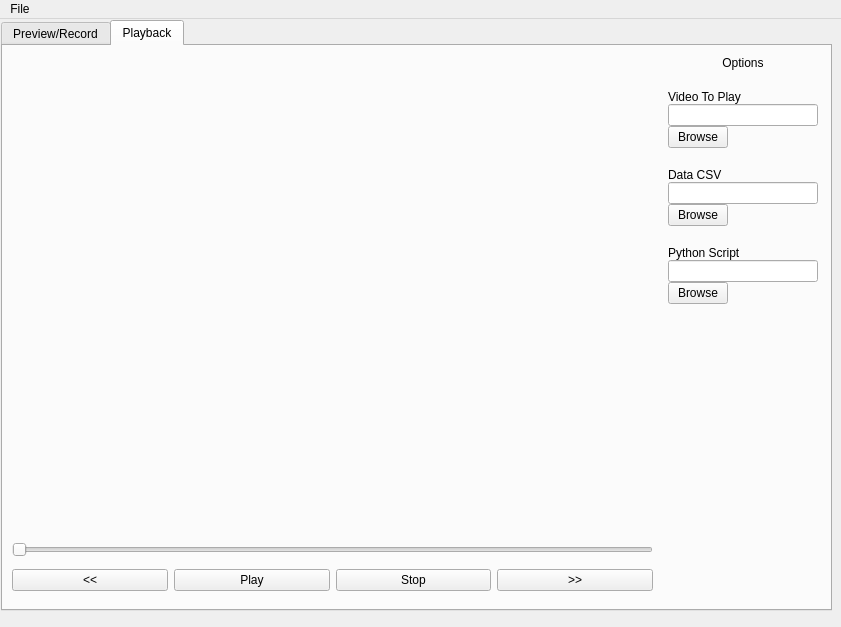
ys9/Singular-Software-for-Mice-Tracking, file LitLimeMiceTracking/MainWindow.ui: the form before one commit.
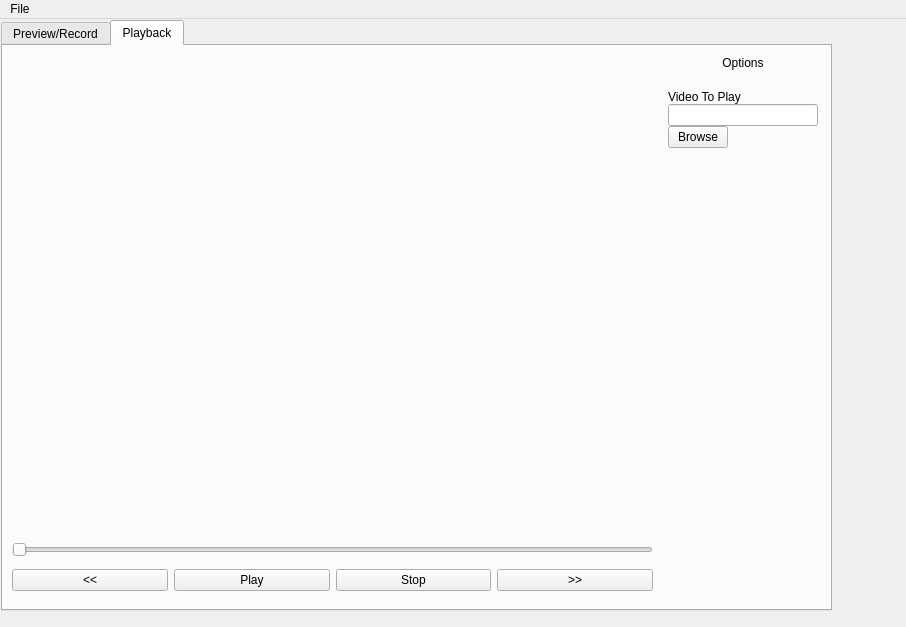
The form after the commit. The open tabs and pages were chosen to show the change.

Diff of the .ui file:
```diff
--- a/LitLimeMiceTracking/MainWindow.ui
+++ b/LitLimeMiceTracking/MainWindow.ui
@@ -6,7 +6,7 @@
    <rect>
     <x>0</x>
     <y>0</y>
-    <width>841</width>
+    <width>906</width>
     <height>627</height>
    </rect>
   </property>
@@ -296,90 +296,6 @@
          </property>
         </widget>
        </item>
-       <item>
-        <spacer name="verticalSpacer_5">
-         <property name="orientation">
-          <enum>Qt::Vertical</enum>
-         </property>
-         <property name="sizeType">
-          <enum>QSizePolicy::Fixed</enum>
-         </property>
-         <property name="sizeHint" stdset="0">
-          <size>
-           <width>20</width>
-           <height>20</height>
-          </size>
-         </property>
-        </spacer>
-       </item>
-       <item>
-        <widget class="QLabel" name="DataInputLabel">
-         <property name="text">
-          <string>Data CSV</string>
-         </property>
-        </widget>
-       </item>
-       <item>
-        <widget class="QLineEdit" name="DataInputPath"/>
-       </item>
-       <item>
-        <widget class="QPushButton" name="PB_BrowseButtonTwo">
-         <property name="maximumSize">
-          <size>
-           <width>60</width>
-           <height>16777215</height>
-          </size>
-         </property>
-         <property name="layoutDirection">
-          <enum>Qt::LeftToRight</enum>
-         </property>
-         <property name="text">
-          <string>Browse</string>
-         </property>
-        </widget>
-       </item>
-       <item>
-        <spacer name="verticalSpacer_4">
-         <property name="orientation">
-          <enum>Qt::Vertical</enum>
-         </property>
-         <property name="sizeType">
-          <enum>QSizePolicy::Fixed</enum>
-         </property>
-         <property name="sizeHint" stdset="0">
-          <size>
-           <width>20</width>
-           <height>20</height>
-          </size>
-         </property>
-        </spacer>
-       </item>
-       <item>
-        <widget class="QLabel" name="ScriptInputLabel">
-         <property name="text">
-          <string>Python Script </string>
-         </property>
-        </widget>
-       </item>
-       <item>
-        <widget class="QLineEdit" name="ScriptInputPath"/>
-       </item>
-       <item>
-        <widget class="QPushButton" name="PB_BrowseButtonThree">
-         <property name="maximumSize">
-          <size>
-           <width>60</width>
-           <height>16777215</height>
-          </size>
-         </property>
-         <property name="layoutDirection">
-          <enum>Qt::LeftToRight</enum>
-         </property>
-         <property name="text">
-          <string>Browse</string>
-         </property>
-        </widget>
-       </item>
        <item>
         <spacer name="verticalSpacer_2">
          <property name="orientation">
@@ -406,7 +322,7 @@
     <rect>
      <x>0</x>
      <y>0</y>
-     <width>841</width>
+     <width>906</width>
      <height>26</height>
     </rect>
    </property>
```
Left out of the diff: 25 changed lines with no effect on the pictures.
